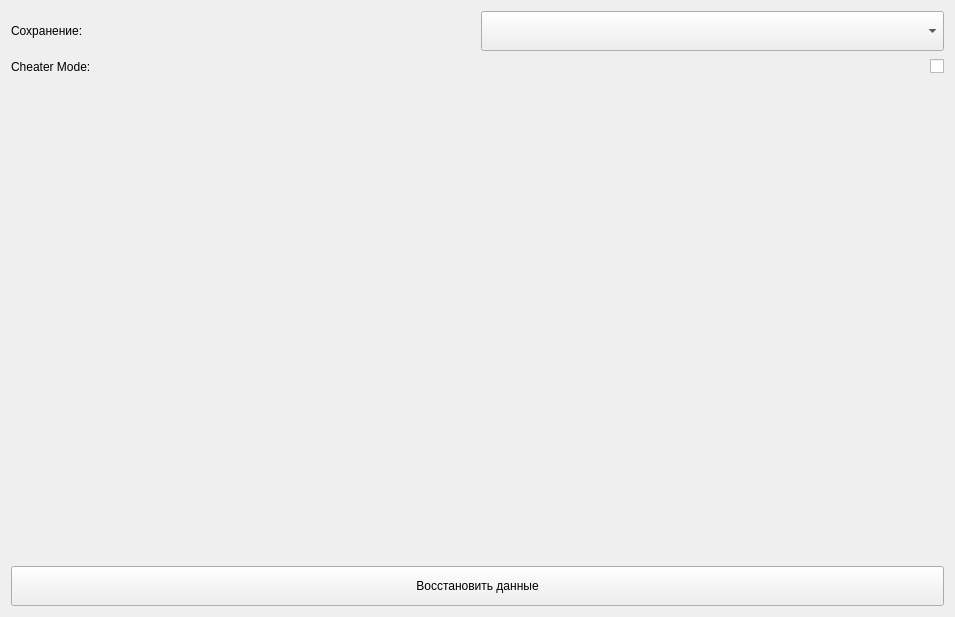
lDeathlWhisperl/TLHoN_SE, file tab_settings.ui: the form before one commit.
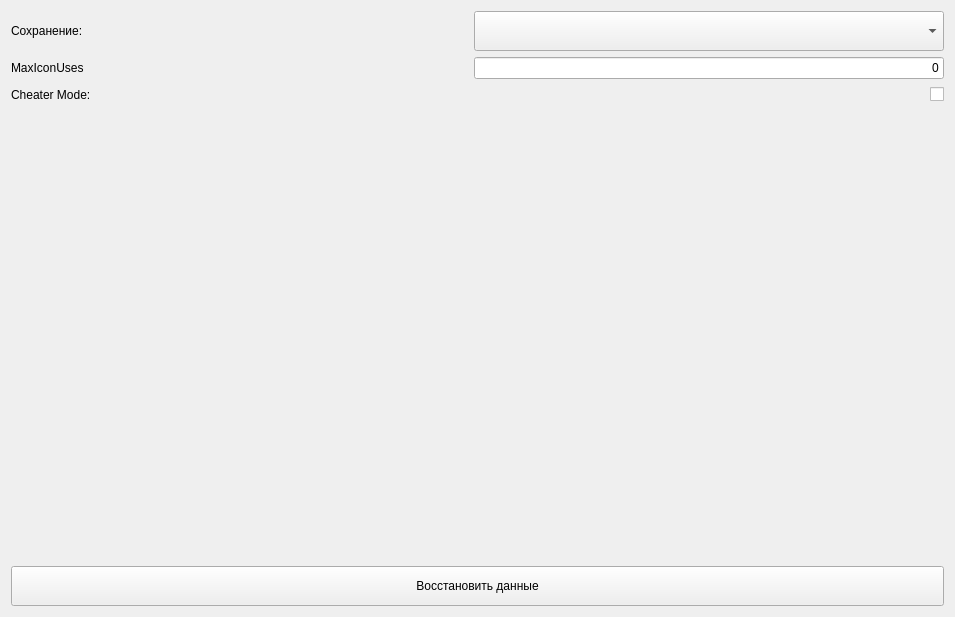
The form after the commit.

Commit message:
Tab Settings
Added editing of the max number of health potions

```diff
--- a/tab_settings.ui
+++ b/tab_settings.ui
@@ -19,32 +19,6 @@
   <layout class="QVBoxLayout" name="verticalLayout">
    <item>
     <layout class="QGridLayout" name="gridLayout">
-     <item row="0" column="0">
-      <widget class="QLabel" name="label">
-       <property name="minimumSize">
-        <size>
-         <width>0</width>
-         <height>20</height>
-        </size>
-       </property>
-       <property name="text">
-        <string>Сохранение:</string>
-       </property>
-      </widget>
-     </item>
-     <item row="1" column="0">
-      <widget class="QLabel" name="label_2">
-       <property name="minimumSize">
-        <size>
-         <width>0</width>
-         <height>20</height>
-        </size>
-       </property>
-       <property name="text">
-        <string>Cheater Mode:</string>
-       </property>
-      </widget>
-     </item>
      <item row="0" column="1">
       <widget class="QComboBox" name="cb_saves">
        <property name="minimumSize">
@@ -53,6 +27,12 @@
          <height>40</height>
         </size>
        </property>
+       <property name="maximumSize">
+        <size>
+         <width>470</width>
+         <height>16777215</height>
+        </size>
+       </property>
        <property name="layoutDirection">
         <enum>Qt::LayoutDirection::LeftToRight</enum>
        </property>
@@ -70,7 +50,20 @@
        </property>
       </widget>
      </item>
-     <item row="1" column="1">
+     <item row="0" column="0">
+      <widget class="QLabel" name="label">
+       <property name="minimumSize">
+        <size>
+         <width>0</width>
+         <height>20</height>
+        </size>
+       </property>
+       <property name="text">
+        <string>Сохранение:</string>
+       </property>
+      </widget>
+     </item>
+     <item row="2" column="1">
       <widget class="QCheckBox" name="cb_cheater">
        <property name="layoutDirection">
         <enum>Qt::LayoutDirection::RightToLeft</enum>
@@ -83,6 +76,51 @@
        </property>
       </widget>
      </item>
+     <item row="2" column="0">
+      <widget class="QLabel" name="label_2">
+       <property name="minimumSize">
+        <size>
+         <width>0</width>
+         <height>20</height>
+        </size>
+       </property>
+       <property name="text">
+        <string>Cheater Mode:</string>
+       </property>
+      </widget>
+     </item>
+     <item row="1" column="0">
+      <widget class="QLabel" name="label_3">
+       <property name="text">
+        <string>MaxIconUses</string>
+       </property>
+      </widget>
+     </item>
+     <item row="1" column="1">
+      <widget class="QLineEdit" name="le_maxIconUses">
+       <property name="minimumSize">
+        <size>
+         <width>0</width>
+         <height>10</height>
+        </size>
+       </property>
+       <property name="maximumSize">
+        <size>
+         <width>470</width>
+         <height>16777215</height>
+        </size>
+       </property>
+       <property name="layoutDirection">
+        <enum>Qt::LayoutDirection::LeftToRight</enum>
+       </property>
+       <property name="text">
+        <string>0</string>
+       </property>
+       <property name="alignment">
+        <set>Qt::AlignmentFlag::AlignRight|Qt::AlignmentFlag::AlignTrailing|Qt::AlignmentFlag::AlignVCenter</set>
+       </property>
+      </widget>
+     </item>
     </layout>
    </item>
    <item>
```
The commit also changes 3 other files.
